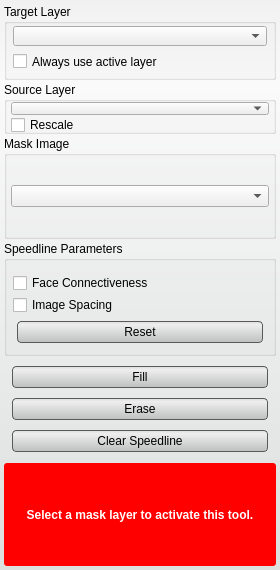
Above: src/Interface/ToolInterface/SpeedlineToolInterface.ui from SCIInstitute/Seg3D before the change. Below: the same form after it.
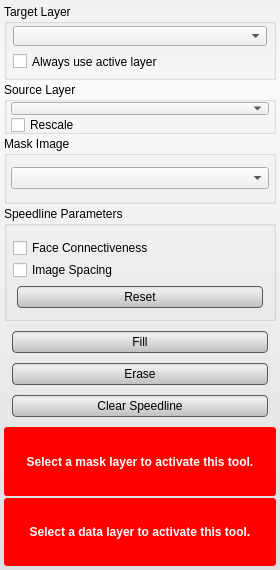
That is the form after the change. Custom widgets are drawn as their Qt base class.

Commit message: Set up ROI mask.

The edit to the form file:
```diff
--- a/src/Interface/ToolInterface/SpeedlineToolInterface.ui
+++ b/src/Interface/ToolInterface/SpeedlineToolInterface.ui
@@ -225,7 +225,7 @@
        <number>4</number>
       </property>
       <item>
-       <widget class="QtUtils::QtDropableComboBox" name="mask_layer_">
+       <widget class="QtUtils::QtDropableComboBox" name="roi_mask_layer_">
         <property name="sizePolicy">
          <sizepolicy hsizetype="Ignored" vsizetype="Fixed">
           <horstretch>0</horstretch>
@@ -428,6 +428,54 @@
      </layout>
     </widget>
    </item>
+   <item>
+    <widget class="QWidget" name="message_data_layer_alert_" native="true">
+     <property name="sizePolicy">
+      <sizepolicy hsizetype="Ignored" vsizetype="Preferred">
+       <horstretch>0</horstretch>
+       <verstretch>0</verstretch>
+      </sizepolicy>
+     </property>
+     <property name="minimumSize">
+      <size>
+       <width>0</width>
+       <height>32</height>
+      </size>
+     </property>
+     <property name="styleSheet">
+      <string notr="true">QLabel#message_1_{
+  color: white;
+  font: bold;
+}
+
+QWidget#message_data_layer_alert_{
+  border-radius: 3px;
+  background-color: red;
+}</string>
+     </property>
+     <layout class="QHBoxLayout" name="horizontalLayout_5">
+      <property name="spacing">
+       <number>0</number>
+      </property>
+      <property name="margin">
+       <number>4</number>
+      </property>
+      <item>
+       <widget class="QLabel" name="message_1_">
+        <property name="text">
+         <string>Select a data layer to activate this tool.</string>
+        </property>
+        <property name="alignment">
+         <set>Qt::AlignCenter</set>
+        </property>
+        <property name="wordWrap">
+         <bool>true</bool>
+        </property>
+       </widget>
+      </item>
+     </layout>
+    </widget>
+   </item>
   </layout>
  </widget>
  <customwidgets>
```
Left out of the diff: 9 changed lines with no effect on the pictures. The commit also changes 4 other files.
